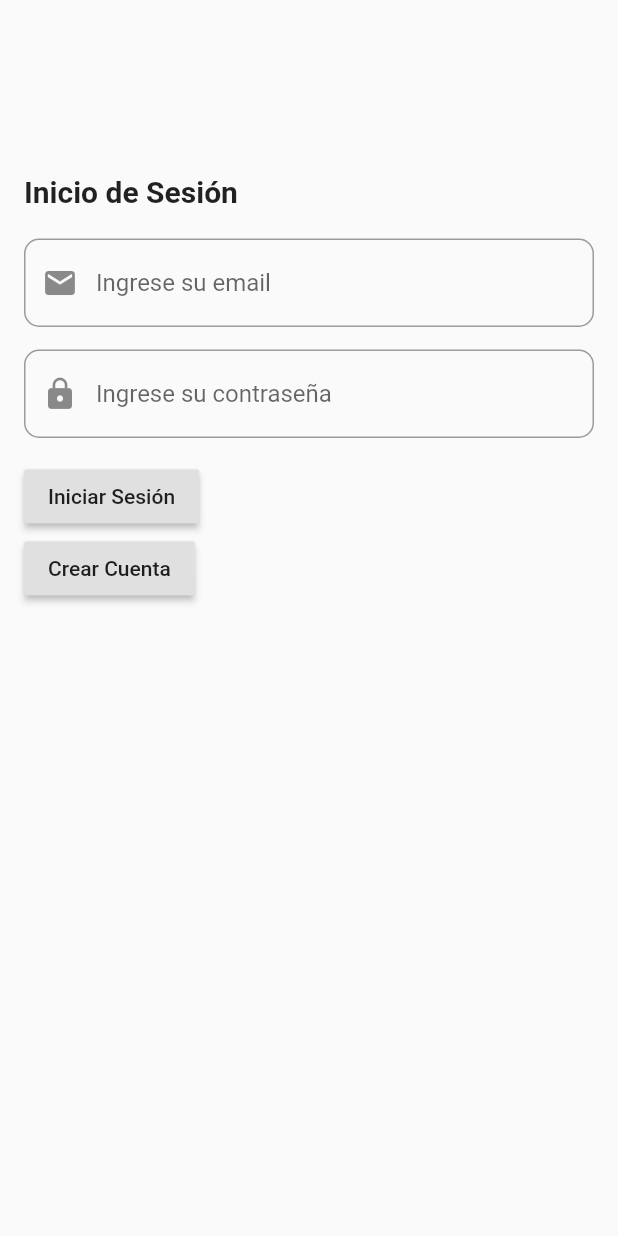
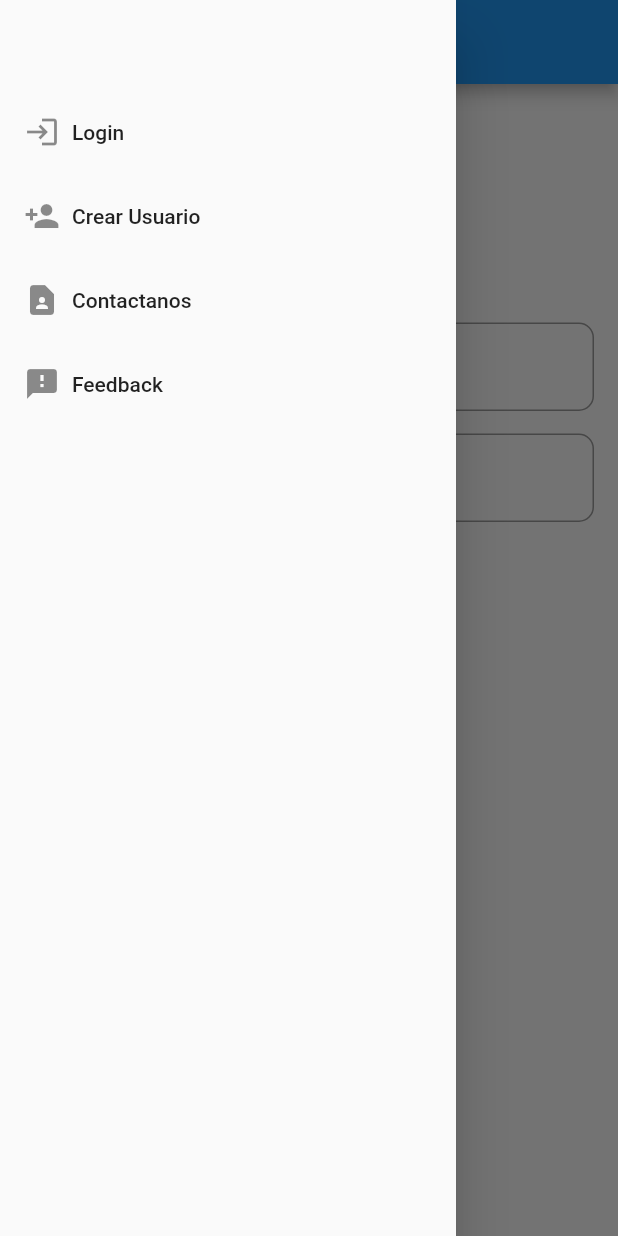
Before and after one commit to bryanvrgsc/flutter_proyecto_final_apps, a Flutter app: the screen it shows after launch, with the side drawer open (before the commit the screen has no drawer), on a phone screen of 412 x 824 dp. Run offline on Flutter 3.47's test engine with Material 2 defaults, Android fonts, the phone set to English and light mode, and no system bars; our stand-ins replace cloud_firestore, device_info, firebase_auth, firebase_core, package_info; accounts and stored records are empty.

Commit message:
menu implementation

```diff
--- /dev/null
+++ b/lib/createDrawerBodyItem.dart
@@ -0,0 +1,17 @@
+import 'package:flutter/material.dart';
+
+Widget createDrawerBodyItem(
+    {IconData? icon, String? text, GestureTapCallback? myonTap}) {
+  return ListTile(
+    title: Row(
+      children: <Widget>[
+        Icon(icon),
+        Padding(
+          padding: EdgeInsets.only(left: 8.0),
+          child: Text(text!),
+        )
+      ],
+    ),
+    onTap: myonTap,
+  );
+}
--- /dev/null
+++ b/lib/interface/feedback.dart
@@ -0,0 +1,18 @@
+import 'package:flutter/material.dart';
+//import 'package:navega_drawer/navigationDrawer.dart';
+import '../navigationDrawer.dart';
+
+class feedback extends StatelessWidget {
+  static const String nombreruta = '/feedback';
+  @override
+  Widget build(BuildContext context) {
+    return Scaffold(
+        appBar: AppBar(
+          title: Text('Feedback'),
+        ),
+        drawer: navigationDrawer(),
+        body: Center(
+          child: Text("Soy feedback"),
+        ));
+  }
+}
--- a/lib/interface/login.dart
+++ b/lib/interface/login.dart
@@ -1,8 +1,12 @@
+import 'package:flutter/material.dart';
+import 'package:proyecto_final_apps/navigationDrawer.dart';
 import 'package:proyecto_final_apps/interface/signup.dart';
+import 'package:proyecto_final_apps/navigationDrawer.dart';
 import 'package:proyecto_final_apps/utils/auth_helper.dart';
 import 'package:flutter/material.dart';
 
 class LoginPage extends StatefulWidget {
+  static const String nombreruta = '/login';
   @override
   _LoginPageState createState() => _LoginPageState();
 }
@@ -21,6 +25,10 @@ class _LoginPageState extends State<LoginPage> {
   @override
   Widget build(BuildContext context) {
     return Scaffold(
+      appBar: AppBar(
+        title: Text('Login'),
+      ),
+      drawer: navigationDrawer(),
       body: SingleChildScrollView(
         child: Padding(
           padding: const EdgeInsets.all(16.0),
@@ -28,7 +36,8 @@ class _LoginPageState extends State<LoginPage> {
             crossAxisAlignment: CrossAxisAlignment.start,
             children: <Widget>[
               const SizedBox(height: 100.0),
-              Text("Inicio de Sesión",
+              Text(
+                "Inicio de Sesión",
                 style: TextStyle(fontWeight: FontWeight.bold, fontSize: 20.0),
               ),
               const SizedBox(height: 20.0),
@@ -39,8 +48,7 @@ class _LoginPageState extends State<LoginPage> {
                     prefixIcon: Icon(Icons.mail),
                     border: OutlineInputBorder(
                       borderRadius: BorderRadius.circular(10),
-                  )
-                ),
+                    )),
               ),
               const SizedBox(height: 15.0),
               TextField(
@@ -51,8 +59,7 @@ class _LoginPageState extends State<LoginPage> {
                     prefixIcon: Icon(Icons.lock),
                     border: OutlineInputBorder(
                       borderRadius: BorderRadius.circular(10),
-                  )
-                ),
+                    )),
               ),
               const SizedBox(height: 15.0),
               RaisedButton(
@@ -62,7 +69,8 @@ class _LoginPageState extends State<LoginPage> {
                       _passwordController.text.isEmpty) {
                     print("El email y password no pueden estar vacíos");
                     return;
-                  } try {
+                  }
+                  try {
                     final user = await AuthHelper.signInWithEmail(
                         email: _emailController.text,
                         password: _passwordController.text);
@@ -73,16 +81,6 @@ class _LoginPageState extends State<LoginPage> {
                     print(e);
                   }
                 },
-              ),
-              RaisedButton(
-                child: Text("Crear Cuenta"),
-                onPressed: () async {
-                  Navigator.push(
-                    context,
-                    MaterialPageRoute(
-                      builder: (_) => SignupPage(),
-                    ));
-                },
               )
             ],
           ),
--- a/lib/interface/signup.dart
+++ b/lib/interface/signup.dart
@@ -1,7 +1,9 @@
+import 'package:proyecto_final_apps/navigationDrawer.dart';
 import 'package:proyecto_final_apps/utils/auth_helper.dart';
 import 'package:flutter/material.dart';
 
 class SignupPage extends StatefulWidget {
+  static const String nombreruta = '/signup';
   @override
   _SignupPageState createState() => _SignupPageState();
 }
@@ -22,6 +24,10 @@ class _SignupPageState extends State<SignupPage> {
   @override
   Widget build(BuildContext context) {
     return Scaffold(
+      appBar: AppBar(
+        title: Text('Signup'),
+      ),
+      drawer: navigationDrawer(),
       body: SingleChildScrollView(
         child: Padding(
           padding: const EdgeInsets.all(16.0),
--- a/lib/main.dart
+++ b/lib/main.dart
@@ -1,10 +1,16 @@
+import 'dart:ui';
 import 'package:cloud_firestore/cloud_firestore.dart';
 import 'package:firebase_auth/firebase_auth.dart';
 import 'package:firebase_core/firebase_core.dart';
 import 'package:proyecto_final_apps/interface/home_admin.dart';
+import 'package:proyecto_final_apps/interface/home_user.dart';
 
-import 'package:proyecto_final_apps/interface/home_user.dart';
+import 'package:proyecto_final_apps/rutas.dart';
 import 'package:proyecto_final_apps/interface/login.dart';
+import 'package:proyecto_final_apps/interface/signup.dart';
+import 'package:proyecto_final_apps/interface/contacto.dart';
+import 'package:proyecto_final_apps/interface/feedback.dart';
+
 import 'package:proyecto_final_apps/utils/auth_helper.dart';
 import 'package:flutter/material.dart';
 
@@ -21,10 +27,16 @@
     return MaterialApp(
       debugShowCheckedModeBanner: false,
       title: 'Flutter Demo',
+      home: MainScreen(),
+      routes: {
+        rutas.rutalogin: (context) => MainScreen(),
+        rutas.rutasignup: (context) => SignupPage(),
+        rutas.rutacontacto: (context) => contacto(),
+        rutas.rutafeedback: (context) => feedback(),
+      },
       theme: ThemeData(
         primarySwatch: Colors.blue,
       ),
-      home: MainScreen(),
     );
   }
 }
--- /dev/null
+++ b/lib/navigationDrawer.dart
@@ -0,0 +1,36 @@
+import 'package:flutter/material.dart';
+import 'rutas.dart';
+import 'createDrawerBodyItem.dart';
+
+class navigationDrawer extends StatelessWidget {
+  @override
+  Widget build(BuildContext context) {
+    return Drawer(
+        child: ListView(
+      padding: EdgeInsets.zero,
+      children: <Widget>[
+        SizedBox(height: 60),
+        createDrawerBodyItem(
+            icon: Icons.login,
+            text: 'Login',
+            myonTap: () =>
+              Navigator.pushReplacementNamed(context, rutas.rutalogin)),
+        createDrawerBodyItem(
+            icon: Icons.person_add,
+            text: 'Crear Usuario',
+            myonTap: () =>
+              Navigator.pushReplacementNamed(context, rutas.rutasignup)),
+        createDrawerBodyItem(
+            icon: Icons.contact_page,
+            text: 'Contactanos',
+            myonTap: () =>
+              Navigator.pushReplacementNamed(context, rutas.rutacontacto)),
+        createDrawerBodyItem(
+            icon: Icons.feedback,
+            text: 'Feedback',
+            myonTap: () =>
+              Navigator.pushReplacementNamed(context, rutas.rutafeedback))
+      ],
+    ));
+  }
+}
--- /dev/null
+++ b/lib/rutas.dart
@@ -0,0 +1,11 @@
+import 'package:proyecto_final_apps/interface/login.dart';
+import 'package:proyecto_final_apps/interface/signup.dart';
+import 'package:proyecto_final_apps/interface/contacto.dart';
+import 'package:proyecto_final_apps/interface/feedback.dart';
+
+class rutas {
+  static const String rutalogin = LoginPage.nombreruta;
+  static const String rutasignup = SignupPage.nombreruta;
+  static const String rutacontacto = contacto.nombreruta;
+  static const String rutafeedback = feedback.nombreruta;
+}
```
Also changed, not shown: lib/interface/contacto.dart (added, +18 -0 lines). Lines whose indentation alone changed are shown as unchanged.
